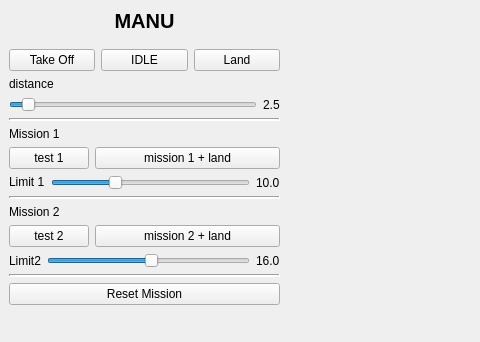
First picture: the form in ui/commander.ui, repository Fabien-B/CX10Commander, before the edit; both pictures show x 0 to 480 and y 0 to 342 of the 1263 by 679 pixel window.
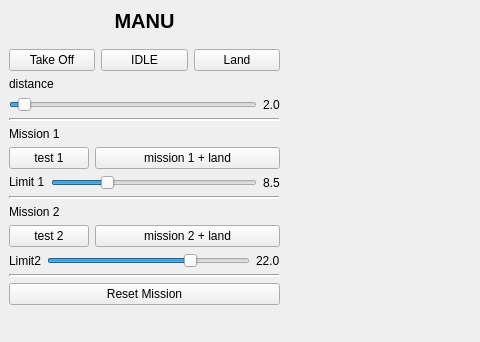
Second picture: the form after the edit. Custom widgets are drawn as their Qt base class.

Commit message: limits tuning

```diff
--- a/ui/commander.ui
+++ b/ui/commander.ui
@@ -105,7 +105,7 @@
            <number>300</number>
           </property>
           <property name="value">
-           <number>25</number>
+           <number>20</number>
           </property>
           <property name="orientation">
            <enum>Qt::Horizontal</enum>
@@ -115,7 +115,7 @@
         <item>
          <widget class="QLabel" name="distance_label">
           <property name="text">
-           <string>2.5</string>
+           <string>2.0</string>
           </property>
          </widget>
         </item>
@@ -198,7 +198,7 @@
            <number>300</number>
           </property>
           <property name="value">
-           <number>100</number>
+           <number>85</number>
           </property>
           <property name="orientation">
            <enum>Qt::Horizontal</enum>
@@ -208,7 +208,7 @@
         <item>
          <widget class="QLabel" name="limit_label">
           <property name="text">
-           <string>10.0</string>
+           <string>8.5</string>
           </property>
          </widget>
         </item>
@@ -279,7 +279,7 @@
            <number>300</number>
           </property>
           <property name="value">
-           <number>160</number>
+           <number>220</number>
           </property>
           <property name="orientation">
            <enum>Qt::Horizontal</enum>
@@ -289,7 +289,7 @@
         <item>
          <widget class="QLabel" name="limit2_label">
           <property name="text">
-           <string>16.0</string>
+           <string>22.0</string>
           </property>
          </widget>
         </item>
```
The commit also changes 1 other file.
